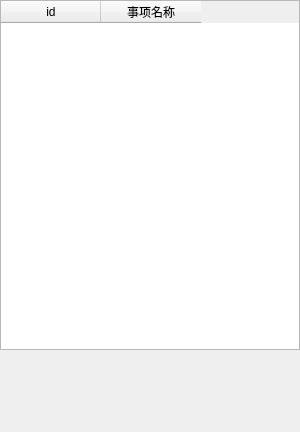
This is realProgect/dailymsy2.ui in Arthur381/QTproject as Qt 5 draws it before an edit. The edited form follows.
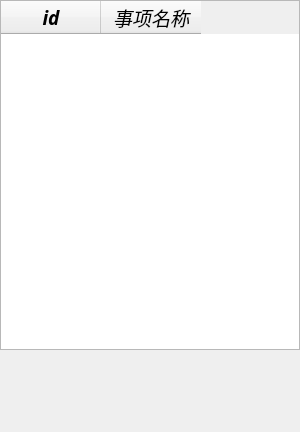
This is the edited form.

The edit to the form file:
```diff
--- a/realProgect/dailymsy2.ui
+++ b/realProgect/dailymsy2.ui
@@ -50,11 +50,27 @@
     <property name="text">
      <string>id</string>
     </property>
+    <property name="font">
+     <font>
+      <family>幼圆</family>
+      <pointsize>14</pointsize>
+      <italic>true</italic>
+      <bold>true</bold>
+     </font>
+    </property>
    </column>
    <column>
     <property name="text">
      <string>事项名称</string>
     </property>
+    <property name="font">
+     <font>
+      <family>幼圆</family>
+      <pointsize>14</pointsize>
+      <italic>true</italic>
+      <fontweight>DemiBold</fontweight>
+     </font>
+    </property>
    </column>
   </widget>
  </widget>
```
